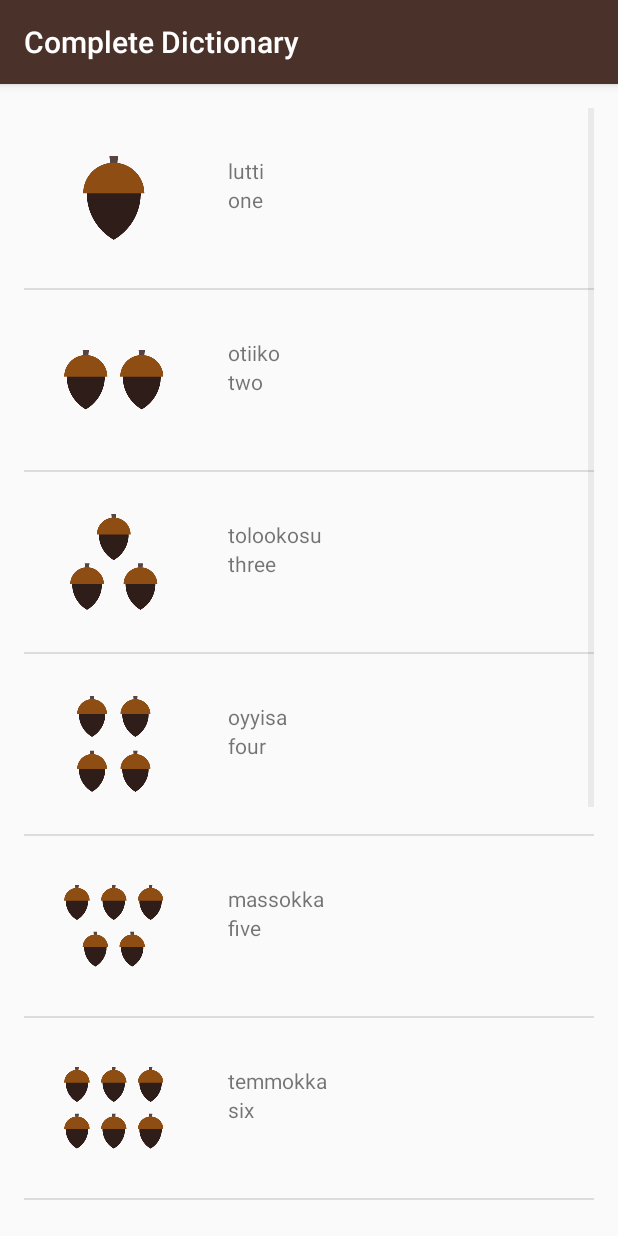
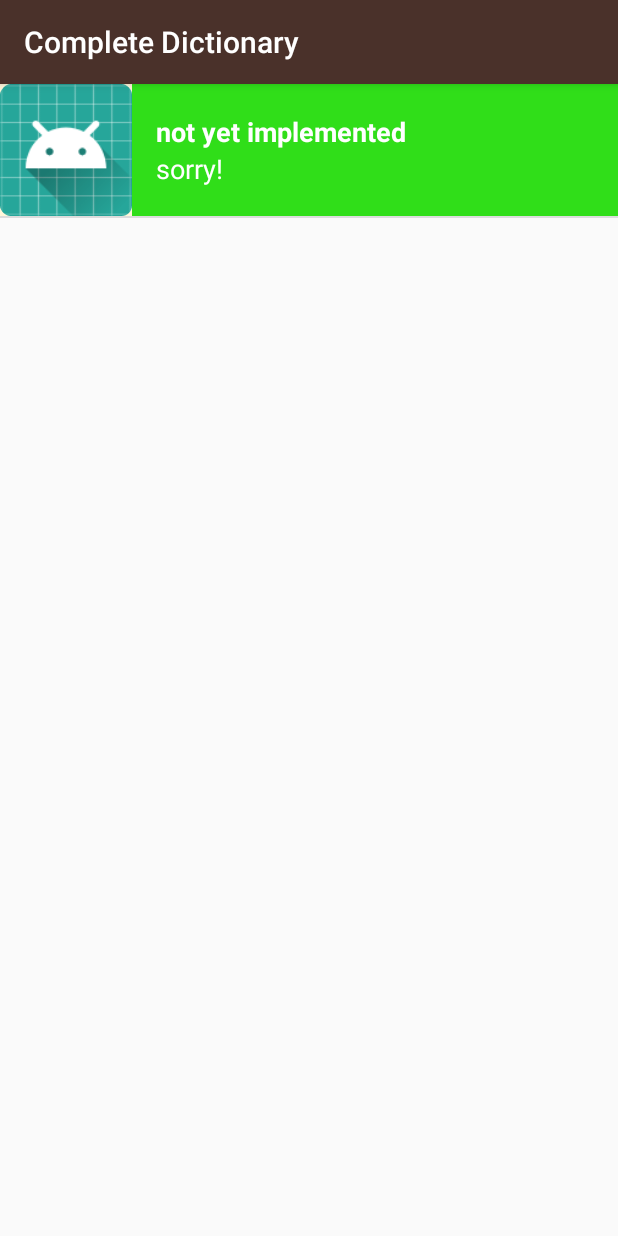
Before and after one commit to itchrand/Miwok, an Android app: the AllActivity screen opened directly, with no data from a screen before it, on a phone screen of 412 x 824 dp. Run offline under Robolectric (Android 15) with nearby library versions, the phone set to English and light mode, and no system bars.

Commit message:
Polish the app, red line document. backgrounds, etc.

```diff
--- a/app/src/main/java/it/chrand/miwok/AllActivity.kt
+++ b/app/src/main/java/it/chrand/miwok/AllActivity.kt
@@ -14,18 +14,9 @@ class AllActivity : AppCompatActivity() {
 
         // Create an array of words
         val words = ArrayList<Word>()
-        words.add(Word("lutti","one", R.drawable.number_one))
-        words.add(Word("otiiko","two", R.drawable.number_two))
-        words.add(Word("tolookosu","three", R.drawable.number_three))
-        words.add(Word("oyyisa","four", R.drawable.number_four))
-        words.add(Word("massokka","five", R.drawable.number_five))
-        words.add(Word("temmokka","six", R.drawable.number_six))
-        words.add(Word("kenekaku","seven", R.drawable.number_seven))
-        words.add(Word("kawinta","eight", R.drawable.number_eight))
-        words.add(Word("wo’e","nine", R.drawable.number_nine))
-        words.add(Word("na’aacha","ten", R.drawable.number_ten))
+        words.add(Word("not yet implemented","sorry!", R.mipmap.ic_launcher))
 
-        val itemsAdapter = WordAdapter(this, words)
+        val itemsAdapter = WordAdapter(this, words, R.color.category_all)
 
         val listView = findViewById<View>(R.id.list) as ListView
 
--- a/app/src/main/java/it/chrand/miwok/ColorsActivity.kt
+++ b/app/src/main/java/it/chrand/miwok/ColorsActivity.kt
@@ -23,7 +23,7 @@ class ColorsActivity : AppCompatActivity() {
         words.add(Word("ṭopiisә","dusty yellow", R.drawable.color_dusty_yellow))
         words.add(Word("chiwiiṭә","mustard yellow", R.drawable.color_mustard_yellow))
 
-        val itemsAdapter = WordAdapter(this, words)
+        val itemsAdapter = WordAdapter(this, words, R.color.category_colors)
 
         val listView = findViewById<View>(R.id.list) as ListView
 
--- a/app/src/main/java/it/chrand/miwok/FamilyActivity.kt
+++ b/app/src/main/java/it/chrand/miwok/FamilyActivity.kt
@@ -25,7 +25,7 @@ class FamilyActivity : AppCompatActivity() {
         words.add(Word("ama","grandmother", R.drawable.family_grandmother))
         words.add(Word("paapa","grandfather", R.drawable.family_grandfather))
 
-        val itemsAdapter = WordAdapter(this, words)
+        val itemsAdapter = WordAdapter(this, words, R.color.category_family)
 
         val listView = findViewById<View>(R.id.list) as ListView
 
--- a/app/src/main/java/it/chrand/miwok/NumbersActivity.kt
+++ b/app/src/main/java/it/chrand/miwok/NumbersActivity.kt
@@ -26,7 +26,7 @@ class NumbersActivity : AppCompatActivity() {
         words.add(Word("wo’e","nine", R.drawable.number_nine))
         words.add(Word("na’aacha","ten", R.drawable.number_ten))
 
-        val itemsAdapter = WordAdapter(this, words)
+        val itemsAdapter = WordAdapter(this, words, R.color.category_numbers)
 
         val listView = findViewById<View>(R.id.list) as ListView
 
--- a/app/src/main/java/it/chrand/miwok/PhrasesActivity.kt
+++ b/app/src/main/java/it/chrand/miwok/PhrasesActivity.kt
@@ -25,7 +25,7 @@ class PhrasesActivity : AppCompatActivity() {
         words.add(Word("yoowutis","Let’s go."))
         words.add(Word("әnni'nem","Come here."))
 
-        val itemsAdapter = WordAdapter(this, words)
+        val itemsAdapter = WordAdapter(this, words, R.color.category_phrases)
 
         val listView = findViewById<View>(R.id.list) as ListView
 
--- a/app/src/main/java/it/chrand/miwok/WordAdapter.kt
+++ b/app/src/main/java/it/chrand/miwok/WordAdapter.kt
@@ -7,9 +7,10 @@ import android.widget.ArrayAdapter
 import android.widget.TextView
 import android.view.LayoutInflater
 import android.widget.ImageView
+import android.widget.LinearLayout
 
 
-class WordAdapter(val getContext: Context, val list: ArrayList<Word>) :
+class WordAdapter(val getContext: Context, val list: ArrayList<Word>, val backgroundColorId: Int) :
         ArrayAdapter<Word>(getContext, 0, list) {
 
     override fun getView(position: Int, convertView: View?, parent: ViewGroup): View? {
@@ -17,6 +18,11 @@ class WordAdapter(val getContext: Context, val list: ArrayList<Word>) :
         if (listItemView == null) {
             listItemView = LayoutInflater.from(context).inflate(
                     R.layout.list_item, parent, false)
+
+            val textContainer = listItemView!!.findViewById(R.id.text_container) as LinearLayout
+            // find the color the ressourceId maps to
+            val color = getContext.getColor(backgroundColorId)
+            textContainer.setBackgroundColor(color)
         }
 
         // Get the object located at this position in the list
--- a/app/src/main/res/layout/list_item.xml
+++ b/app/src/main/res/layout/list_item.xml
@@ -5,30 +5,33 @@
     android:layout_width="match_parent"
     android:layout_height="wrap_content"
     android:orientation="horizontal"
-    android:padding="16dp">
+    android:minHeight="@dimen/list_item_height"
+    android:background="@color/tan_background">
 
     <ImageView
         android:id="@+id/image"
-        android:layout_width="wrap_content"
-        android:layout_height="wrap_content"
-        android:src="@mipmap/ic_launcher"
-        android:paddingRight="16dp"/>
+        android:layout_width="@dimen/list_item_height"
+        android:layout_height="@dimen/list_item_height"/>
 
     <LinearLayout
         android:id="@+id/text_container"
         android:layout_width="match_parent"
         android:layout_height="match_parent"
         android:orientation="vertical"
+        android:gravity="center"
         android:padding="16dp">
 
         <TextView
             android:id="@+id/miwok_text"
+            style="@style/WordStyle"
             android:layout_width="match_parent"
             android:layout_height="wrap_content"
             tools:text="lutti"/>
 
         <TextView
             android:id="@+id/default_text"
+            style="@style/WordStyle"
+            android:textStyle="normal"
             android:layout_width="match_parent"
             android:layout_height="wrap_content"
             tools:text="one"/>
--- a/app/src/main/res/layout/word_list.xml
+++ b/app/src/main/res/layout/word_list.xml
@@ -6,10 +6,6 @@
     android:id="@+id/list"
     android:layout_width="match_parent"
     android:layout_height="match_parent"
-    android:orientation="vertical"
-    android:paddingBottom="@dimen/activity_vertical_margin"
-    android:paddingLeft="@dimen/activity_horizontal_margin"
-    android:paddingRight="@dimen/activity_horizontal_margin"
-    android:paddingTop="@dimen/activity_vertical_margin">
+    android:orientation="vertical">
 
 </ListView>
--- a/app/src/main/res/values/dimens.xml
+++ b/app/src/main/res/values/dimens.xml
@@ -16,6 +16,4 @@
     <!-- Height of each list item -->
     <dimen name="list_item_height">88dp</dimen>
     <!-- Default screen margins, per the Android Design guidelines. -->
-    <dimen name="activity_horizontal_margin">16dp</dimen>
-    <dimen name="activity_vertical_margin">16dp</dimen>
 </resources>
--- a/app/src/main/res/values/styles.xml
+++ b/app/src/main/res/values/styles.xml
@@ -30,4 +30,10 @@
         <item name="android:textStyle">bold</item>
         <item name="android:textAppearance">?android:textAppearanceMedium</item>
     </style>
+    <!-- Style for a category of vocabulary words -->
+    <style name="WordStyle">
+        <item name="android:textColor">@android:color/white</item>
+        <item name="android:textStyle">bold</item>
+        <item name="android:textAppearance">?android:textAppearanceMedium</item>
+    </style>
 </resources>
```
